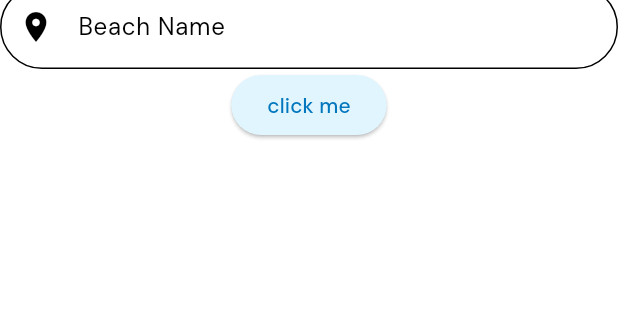
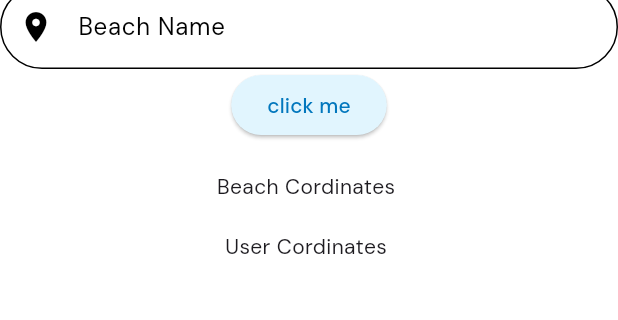
Before and after one commit to SeaAegis/SeaAegis, a Flutter app: the DemoSearchbar screen opened directly, on a phone screen of 412 x 824 dp, the part 99-419 px from its top. Run offline on Flutter 3.47's test engine with Material 3 defaults, Android fonts, the phone set to English and light mode, and no system bars; our stand-ins replace cloud_firestore, firebase_auth, firebase_core, flutter_svg, geocoding, geolocator and 3 more; missing offline and left inert: google_places_for_flutter; accounts and stored records are empty.

```diff
--- a/lib/maps/demo_searchbar.dart
+++ b/lib/maps/demo_searchbar.dart
@@ -1,6 +1,8 @@
 import 'package:flutter/material.dart';
 import 'package:geocoding/geocoding.dart';
 import 'package:geolocator/geolocator.dart';
+import 'package:google_maps_flutter/google_maps_flutter.dart';
+import 'package:seaaegis/maps/google_maps.dart';
 
 class DemoSearchbar extends StatefulWidget {
   const DemoSearchbar({super.key});
@@ -10,39 +12,45 @@ class DemoSearchbar extends StatefulWidget {
 }
 
 class _DemoSearchbarState extends State<DemoSearchbar> {
-  String coordinates = "";
+  String beach="";
+  String user="";
+  LatLng? usercoor;
+  LatLng? beachcoor;
   TextEditingController placename = TextEditingController();
 
   //user Location
-  // Future<Position> getuserlocation() async {
-  //   bool serviceEnabled;
-  //   LocationPermission permission;
+  Future<Position> getuserlocation() async {
+    bool serviceEnabled;
+    LocationPermission permission;
 
-  //   serviceEnabled = await Geolocator.isLocationServiceEnabled();
-  //   if (!serviceEnabled) {
-  //     return Future.error('Location services are disabled.');
-  //   }
+    serviceEnabled = await Geolocator.isLocationServiceEnabled();
+    if (!serviceEnabled) {
+      return Future.error('Location services are disabled.');
+    }
 
-  //   permission = await Geolocator.checkPermission();
-  //   if (permission == LocationPermission.denied) {
-  //     permission = await Geolocator.requestPermission();
-  //     if (permission == LocationPermission.denied) {
-  //       return Future.error('Location permissions are denied');
-  //     }
-  //   }
+    permission = await Geolocator.checkPermission();
+    if (permission == LocationPermission.denied) {
+      permission = await Geolocator.requestPermission();
+      if (permission == LocationPermission.denied) {
+        return Future.error('Location permissions are denied');
+      }
+    }
 
-  //   if (permission == LocationPermission.deniedForever) {
-  //     return Future.error(
-  //         'Location permissions are permanently denied, we cannot request permissions.');
-  //   }
+    if (permission == LocationPermission.deniedForever) {
+      return Future.error(
+          'Location permissions are permanently denied, we cannot request permissions.');
+    }
 
-  //   return await Geolocator.getCurrentPosition();
-  // }
+    return await Geolocator.getCurrentPosition();
 
+  }
+
+  // Get Beach Location
   getdetails() async {
     if (placename.text.isNotEmpty) {
       List<Location> latlon = await locationFromAddress(placename.text);
-      coordinates = "${latlon.last.latitude},${latlon.last.longitude}";
+      beach = "${latlon.last.latitude},${latlon.last.longitude}";
+      beachcoor = LatLng(latlon.last.latitude, latlon.last.longitude);
     } else {
       showDialog(
         context: context,
@@ -58,9 +66,24 @@ class _DemoSearchbarState extends State<DemoSearchbar> {
     setState(() {});
   }
 
+    @override
+    void initState() {
+      super.initState();
+      getuserlocation().then((value) {
+        user = "${value.latitude},${value.longitude}";
+        usercoor = LatLng(value.latitude, value.longitude);
+            }).catchError((error) {
+        print(error);
+      });
+    }
+
+
+
+
   @override
   Widget build(BuildContext context) {
     return Scaffold(
+      resizeToAvoidBottomInset: false,
       appBar: AppBar(
         title: const Text("Beach Coordinates"),
       ),
@@ -83,9 +106,22 @@ class _DemoSearchbarState extends State<DemoSearchbar> {
           const SizedBox(
             height: 20,
           ),
-          Text(coordinates),
-        ],
-      ),
+          Text("Beach Cordinates $beach"),
+          const SizedBox(
+            height: 20,
+          ),
+          Text("User Cordinates $user"),
+          const SizedBox(height: 20,),
+
+          if(usercoor !=null && beachcoor !=null)
+              RouteStaticFinding(
+              usercoordinates: usercoor!,
+              beachcoordinates: beachcoor!,
+          ),
+
+            ],
+          )
+
     );
   }
 }
--- a/pubspec.yaml
+++ b/pubspec.yaml
@@ -46,8 +46,8 @@ dependencies:
   google_fonts: ^4.0.4
   persistent_bottom_nav_bar: ^6.2.1
   geolocator: ^12.0.0
-
-  # http: ^1.2.2
+  # uuid: ^4.5.0
+  http: ^0.13.3
 
 dev_dependencies:
   flutter_test:
```
Also changed, not shown: lib/main.dart (+13 -8 lines), lib/maps/autofill_search.dart (added, +91 -0 lines), lib/maps/getuserlocation.dart (+7 -3 lines), lib/maps/google_maps.dart (+50 -19 lines), lib/maps/google_maps_marker.dart (added, +46 -0 lines), lib/maps/google_maps_dynamic.dart (deleted), pubspec.lock, 1 other file.
